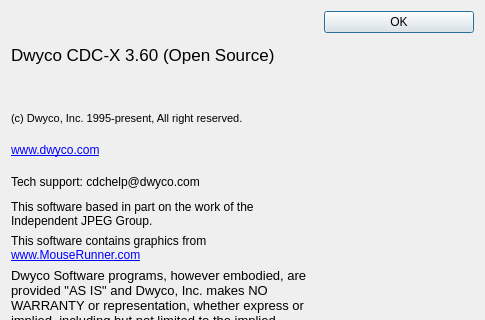
Qt form cdcx/about.ui (blindchimp/dwyco) before a commit; both pictures show x 0 to 485 and y 0 to 320 of the 485 by 459 pixel window.
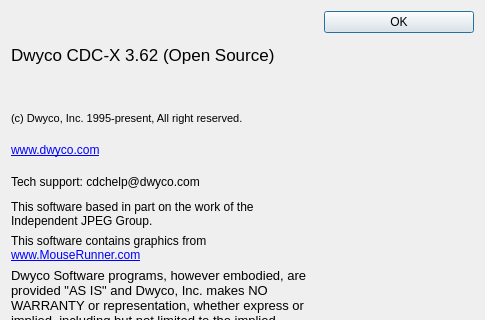
The same form after that commit. Icons and pictures are not drawn.

Patch:
```diff
--- a/cdcx/about.ui
+++ b/cdcx/about.ui
@@ -38,7 +38,7 @@
 p, li { white-space: pre-wrap; }
 hr { height: 1px; border-width: 0; }
 &lt;/style&gt;&lt;/head&gt;&lt;body style=&quot; font-family:'Ubuntu'; font-size:11pt; font-weight:400; font-style:normal;&quot;&gt;
-&lt;p style=&quot; margin-top:0px; margin-bottom:0px; margin-left:0px; margin-right:0px; -qt-block-indent:0; text-indent:0px;&quot;&gt;&lt;span style=&quot; font-family:'Sans Serif'; font-size:13pt;&quot;&gt;Dwyco CDC-X 3.60 (Open Source)&lt;/span&gt;&lt;/p&gt;&lt;/body&gt;&lt;/html&gt;</string>
+&lt;p style=&quot; margin-top:0px; margin-bottom:0px; margin-left:0px; margin-right:0px; -qt-block-indent:0; text-indent:0px;&quot;&gt;&lt;span style=&quot; font-family:'Sans Serif'; font-size:13pt;&quot;&gt;Dwyco CDC-X 3.62 (Open Source)&lt;/span&gt;&lt;/p&gt;&lt;/body&gt;&lt;/html&gt;</string>
        </property>
       </widget>
      </item>
```
